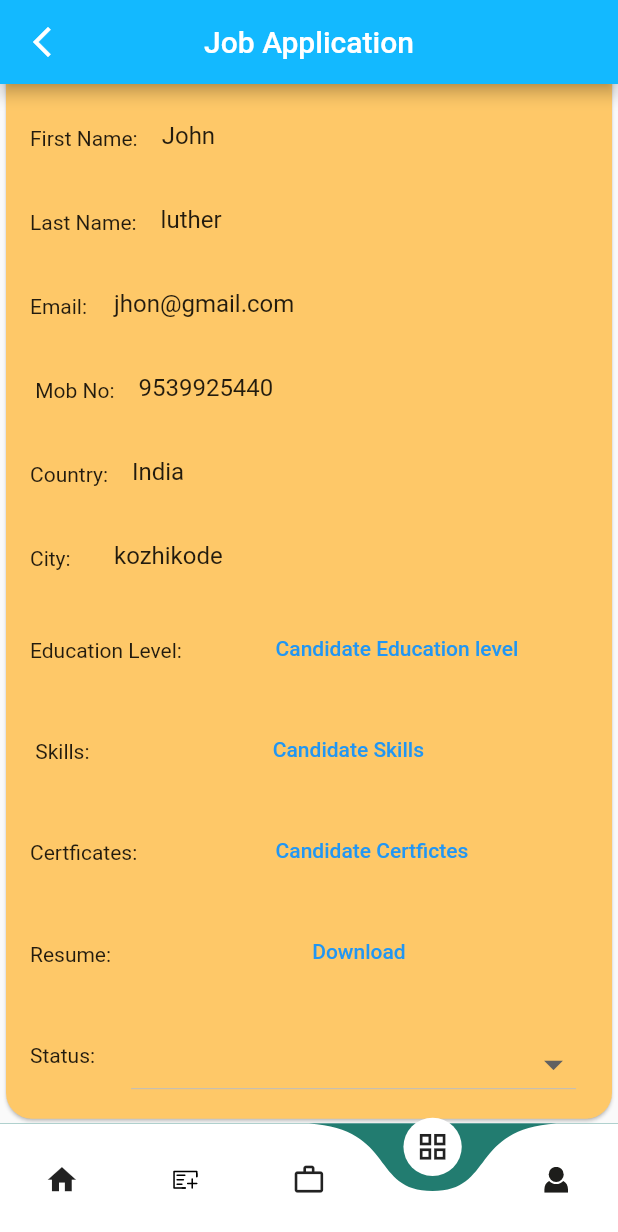
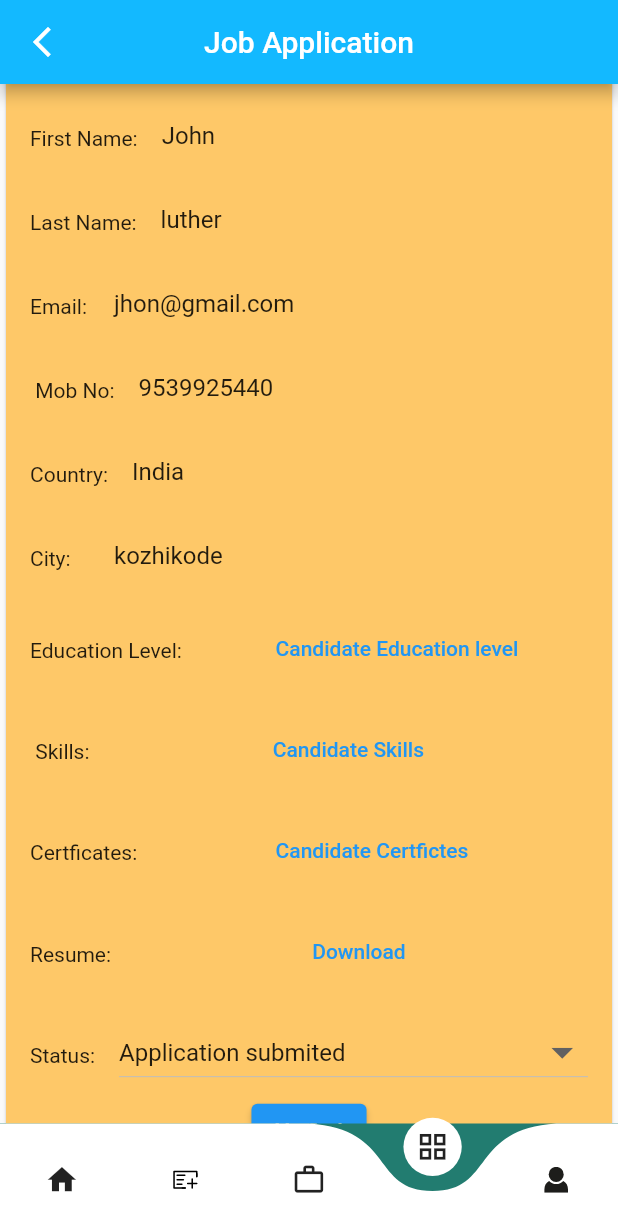
Before and after one commit to arjun2020-py/compny_app, a Flutter app: the screen it shows after launch, item 4 of the bottom bar chosen, scrolled down 469 dp, on a phone screen of 412 x 824 dp. Shown: the top 1232 px of the screen. Run offline on Flutter 3.47's test engine with Material 2 defaults, Android fonts, the phone set to English and light mode, and no system bars; drawn by our look-alikes of curved_navigation_bar; our stand-ins replace bloc, cloud_firestore, firebase_auth, firebase_core, firebase_storage, flutter_bloc and 8 more; missing offline and left inert: flutter_verification_code; accounts and stored records are empty; generated files the repository leaves out were written again.

Commit message:
make some changes

```diff
--- a/lib/ProfileScreen/view/profile_screen.dart
+++ b/lib/ProfileScreen/view/profile_screen.dart
@@ -48,17 +48,21 @@ class ProfileScreen extends StatelessWidget {
                                     const SizedBox(
                                       width: 20,
                                     ),
-                                    CircleAvatar(
+                                    GestureDetector(
+                                      onTap: getPic,
+                                      child: CircleAvatar(
                                           radius: 30,
                                           backgroundColor: Colors.white,
-                                        child: (userData['profileImage'] == '')
+                                          child: (userData['profileImage'] ==
+                                                  '')
                                               ? Text(
                                                   userData['companyName'][0]
                                                       .toString()
                                                       .toUpperCase(),
                                                   style: const TextStyle(
                                                       fontSize: 20,
-                                                    fontWeight: FontWeight.bold,
+                                                      fontWeight:
+                                                          FontWeight.bold,
                                                       color: Colors.blueAccent),
                                                 )
                                               : ClipOval(
@@ -70,19 +74,20 @@ class ProfileScreen extends StatelessWidget {
                                                     width: 100,
                                                   ),
                                                 )),
+                                    ),
                                     const SizedBox(
                                       width: 20,
                                     ),
-                                    TextButton(
-                                        onPressed: getPic,
-                                        child: const Text('upload pic'))
+                                    // TextButton(
+                                    //     onPressed: getPic,
+                                    //     child: const Text('upload pic'))
                                   ],
                                 ),
                                 const SizedBox(
                                   height: 8,
                                 ),
                                 Padding(
-                                  padding: const EdgeInsets.only(right: 220),
+                                  padding: const EdgeInsets.only(right: 200),
                                   child:
                                       Text(userData['companyName'].toString()),
                                 ),
--- a/lib/app/view/app.dart
+++ b/lib/app/view/app.dart
@@ -1,6 +1,4 @@
 import 'package:company/Bottom_navigtion.dart/view/bottom_screen.dart';
-import 'package:company/LoginScreen/login_screen.dart';
-import 'package:company/ProfileScreen/view/profile_screen.dart';
 import 'package:company/l10n/l10n.dart';
 import 'package:flutter/material.dart';
 import 'package:flutter_screenutil/flutter_screenutil.dart';
--- a/lib/detailsShowVacancy/view/show_vacancy.dart
+++ b/lib/detailsShowVacancy/view/show_vacancy.dart
@@ -6,6 +6,8 @@ class DetailsShowVacancy extends StatelessWidget {
   DetailsShowVacancy({super.key, required this.detailsJob});
 
   var detailsJob;
+
+
   @override
   Widget build(BuildContext context) {
     return Scaffold(
@@ -67,9 +69,13 @@ class DetailsShowVacancy extends StatelessWidget {
                             child: Row(
                           mainAxisAlignment: MainAxisAlignment.center,
                           children: [
-                            Text(detailsJob['minSalary'].toString()),
+                            Text("${detailsJob['minSalary'].toString()} k"),
+                            SizedBox(
+                              width: 5.w,
+                            ),
                             const Text('-'),
-                            Text(detailsJob['maxSalary'].toString())
+                            SizedBox(width: 5.w),
+                            Text("${detailsJob['maxSalary'].toString()} k")
                           ],
                         )),
                       ),
@@ -93,11 +99,11 @@ class DetailsShowVacancy extends StatelessWidget {
                       child: Row(
                         mainAxisAlignment: MainAxisAlignment.start,
                         children: [
-                          Text(detailsJob['startDate'].toString()),
+                          Text("${detailsJob['startDate'].toString()} "),
                           SizedBox(
                             width: 40.sp,
                           ),
-                          Text(detailsJob['endDate'].toString())
+                          Text("${detailsJob['endDate'].toString()}"),
                         ],
                       ),
                     )
--- /dev/null
+++ b/lib/jobApplication/bloc/job_application_bloc.dart
@@ -0,0 +1,29 @@
+import 'package:bloc/bloc.dart';
+import 'package:cloud_firestore/cloud_firestore.dart';
+import 'package:firebase_auth/firebase_auth.dart';
+import 'package:meta/meta.dart';
+
+part 'job_application_event.dart';
+part 'job_application_state.dart';
+
+class JobApplicationBloc
+    extends Bloc<JobApplicationEvent, JobApplicationState> {
+  JobApplicationBloc() : super(JobApplicationInitial()) {
+    on<JobApplicationEvent>((event, emit) async {
+      if (event is JobApplicationCollection) {
+        CollectionReference jobApplicationCollection =
+            FirebaseFirestore.instance.collection('Job_Application');
+
+        final _auth = FirebaseAuth.instance;
+
+        await jobApplicationCollection
+            .doc(_auth.currentUser!.uid)
+            .set({'status': event.status});
+
+        emit(JobApplictionSucesses());
+      } else {
+        emit(JobApplicationFailed());
+      }
+    });
+  }
+}
--- /dev/null
+++ b/lib/jobApplication/bloc/job_application_event.dart
@@ -0,0 +1,9 @@
+part of 'job_application_bloc.dart';
+
+@immutable
+abstract class JobApplicationEvent {}
+
+class JobApplicationCollection extends JobApplicationEvent {
+  JobApplicationCollection({required this.status});
+  String status;
+}
--- /dev/null
+++ b/lib/jobApplication/bloc/job_application_state.dart
@@ -0,0 +1,14 @@
+part of 'job_application_bloc.dart';
+
+@immutable
+abstract class JobApplicationState {}
+
+class JobApplicationInitial extends JobApplicationState {}
+
+class JobApplictionSucesses extends JobApplicationState {
+
+}
+
+class JobApplicationFailed extends JobApplicationState {
+
+}
--- a/lib/jobApplication/view/job_application.dart
+++ b/lib/jobApplication/view/job_application.dart
@@ -1,5 +1,9 @@
+import 'package:cloud_firestore/cloud_firestore.dart';
+import 'package:company/jobApplication/bloc/job_application_bloc.dart';
 import 'package:flutter/material.dart';
+import 'package:flutter_bloc/flutter_bloc.dart';
 import 'package:flutter_screenutil/flutter_screenutil.dart';
+import 'package:rxdart/rxdart.dart';
 
 class JobApplication extends StatefulWidget {
   const JobApplication({super.key});
@@ -8,27 +12,45 @@ class JobApplication extends StatefulWidget {
   State<JobApplication> createState() => _JobApplicationState();
 }
 
+List<String> status = <String>[
+  'Application submited',
+  'Application viewed',
+  'Employer reached out',
+  'Not selected by employer',
+  'Interviewing',
+  'Hired'
+];
+String selectedValues = status.first;
+
 class _JobApplicationState extends State<JobApplication> {
-   List<Widget> _cardList = [];
+  // Stream<QuerySnapshot> searchResult() {
+  //   final falseRoomStream = FirebaseFirestore.instance
+  //       .collection('job_vacancy')
+  //       .where('id', isEqualTo: 'false')
+  //       .snapshots();
 
-  void _addCardWidget() {
-    setState(() {
-      _cardList.add(_card());
-    });
-  }
+  //   final pendingRoomStream = FirebaseFirestore.instance
+  //       .collection('room-list')
+  //       .where('id', isEqualTo: 'pending')
+  //       .snapshots();
 
-  Widget _card() {
-    return Container();
-  }
-  List<String> jobType = <String>[
-    'Sorted'
-        'Selected',
-    ' Not Selected',
-  ];
-  String selectedValue = 'Sorted';
+  //   return MergeStream([falseRoomStream, pendingRoomStream]);
+  // }
+
+  final _jobAppBloc = JobApplicationBloc();
 
   @override
   Widget build(BuildContext context) {
+    return BlocProvider(
+      create: (context) => _jobAppBloc
+        ..add(
+          JobApplicationCollection(
+            status: selectedValues,
+          ),
+        ),
+      child: BlocBuilder<JobApplicationBloc, JobApplicationState>(
+        builder: (context, state) {
+          if (state is JobApplictionSucesses) {}
           return Scaffold(
             appBar: AppBar(
               centerTitle: true,
@@ -40,8 +62,8 @@ class _JobApplicationState extends State<JobApplication> {
             ),
             body: SingleChildScrollView(
               child: Card(
-          shape:
-              RoundedRectangleBorder(borderRadius: BorderRadius.circular(15.r)),
+                shape: RoundedRectangleBorder(
+                    borderRadius: BorderRadius.circular(15.r)),
                 color: Color(0xffFEC868),
                 child: Column(
                   mainAxisAlignment: MainAxisAlignment.start,
@@ -196,34 +218,35 @@ class _JobApplicationState extends State<JobApplication> {
                         padding: EdgeInsets.only(top: 5.r),
                         child: const Text('Status:'),
                       ),
-                title: Padding(
-                  padding: const EdgeInsets.all(8.0),
-                  child: DropdownButton<String>(
-                    value: selectedValue,
+                      title: DropdownButton<String>(
+                          elevation: 3,
+                          value: selectedValues,
                           isExpanded: true,
-                    icon: const Icon(
+                          icon: Icon(
                             Icons.arrow_drop_down_sharp,
-                      size: 30,
+                            size: 30.sp,
                           ),
-                    onChanged: (String? value) {
-                      setState(() {
-                        selectedValue = value!;
-                      });
-                    },
-                    items:
-                        jobType.map<DropdownMenuItem<String>>((String value) {
+                          items: status
+                              .map<DropdownMenuItem<String>>((String value) {
                             return DropdownMenuItem<String>(
                               value: value,
                               child: Text(value),
                             );
                           }).toList(),
+                          onChanged: (String? value) {
+                            setState(() {
+                              selectedValues = value!;
+                            });
+                          }),
                     ),
-                ),
-              ),
+                    ElevatedButton(onPressed: () {}, child: Text('Verfied'))
                   ],
                 ),
               ),
             ),
           );
+        },
+      ),
+    );
   }
 }
--- a/pubspec.yaml
+++ b/pubspec.yaml
@@ -27,6 +27,7 @@ dependencies:
   intl: ^0.17.0
   lottie: ^2.1.0
   motion_toast: ^2.6.4
+  rxdart: ^0.27.7
   shared_preferences: ^2.0.15
   uuid: ^3.0.7
 
```
Also changed, not shown: pubspec.lock. Lines whose indentation alone changed are shown as unchanged.
